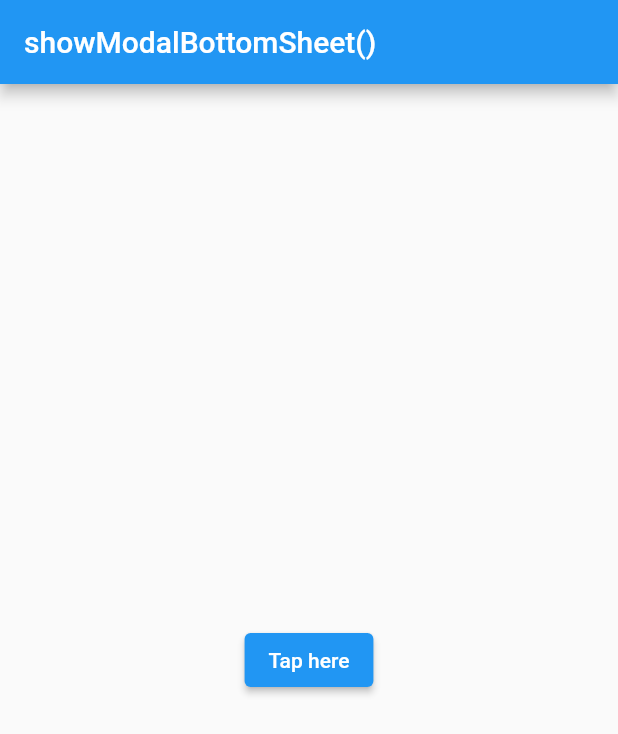
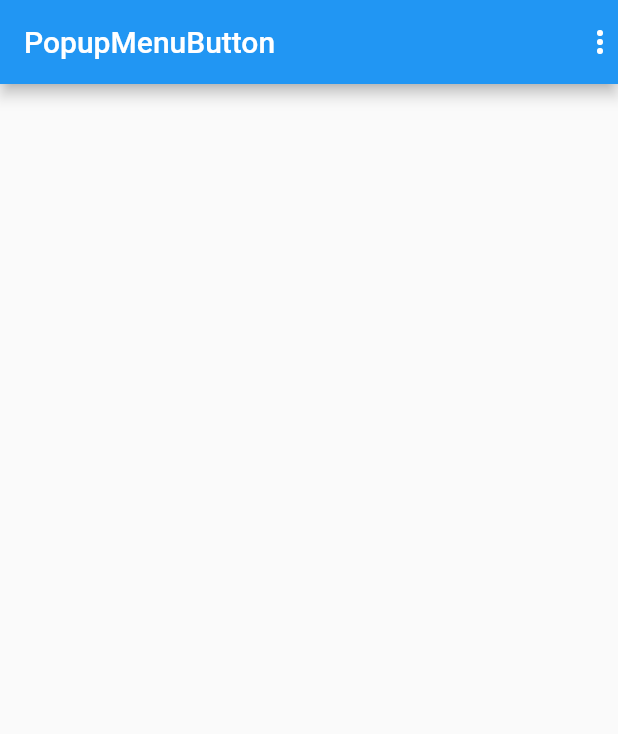
Before and after one commit to partho-debnath/flutter, a Flutter app: the screen it shows after launch, on a phone screen of 412 x 824 dp. Shown: the top 734 px of the screen. Run offline on Flutter 3.47's test engine with Material 2 defaults, Android fonts, the phone set to English and light mode, and no system bars.

Commit message:
add PopupMenuButton

```diff
--- a/lib/main.dart
+++ b/lib/main.dart
@@ -1,6 +1,6 @@
 import 'package:flutter/material.dart';
 
-import './screens/home_screen.dart';
+import './widgets/popupmenubutton.dart';
 
 void main() {
   runApp(const MyApp());
@@ -14,7 +14,7 @@ class MyApp extends StatelessWidget {
     return const MaterialApp(
       debugShowCheckedModeBanner: false,
       title: 'Widgets',
-      home: HomeScreen(),
+      home: MyPopUpMenuButton(),
     );
   }
 }
--- /dev/null
+++ b/lib/widgets/popupmenubutton.dart
@@ -0,0 +1,65 @@
+import 'package:flutter/material.dart';
+
+enum MENUOPTIONS { profile, settings, logout }
+
+class MyPopUpMenuButton extends StatefulWidget {
+  const MyPopUpMenuButton({super.key});
+
+  @override
+  State<MyPopUpMenuButton> createState() => _MyPopUpMenuButtonState();
+}
+
+class _MyPopUpMenuButtonState extends State<MyPopUpMenuButton> {
+  MENUOPTIONS selectedOption = MENUOPTIONS.profile;
+
+  @override
+  Widget build(BuildContext context) {
+    return Scaffold(
+      appBar: AppBar(
+        title: const Text('PopupMenuButton'),
+        actions: <Widget>[
+          PopupMenuButton<MENUOPTIONS>(
+            itemBuilder: (cntxt) {
+              return [
+                PopupMenuItem<MENUOPTIONS>(
+                  value: MENUOPTIONS.profile,
+                  enabled: MENUOPTIONS.profile != selectedOption,
+                  child: const Text('Profile'),
+                ),
+                PopupMenuItem<MENUOPTIONS>(
+                  value: MENUOPTIONS.settings,
+                  enabled: MENUOPTIONS.settings != selectedOption,
+                  child: const Text('Settings'),
+                ),
+                PopupMenuItem<MENUOPTIONS>(
+                  value: MENUOPTIONS.logout,
+                  enabled: MENUOPTIONS.logout != selectedOption,
+                  child: const Text('Logout'),
+                ),
+              ];
+            },
+            elevation: 8,
+            tooltip: 'Popup Menu',
+            onSelected: (MENUOPTIONS selectedValue) {
+              switch (selectedValue) {
+                case MENUOPTIONS.profile:
+                  print('Profile');
+                  break;
+                case MENUOPTIONS.settings:
+                  print('Settings');
+                  break;
+                case MENUOPTIONS.logout:
+                  print('Logout');
+              }
+              selectedOption = selectedValue;
+              if (mounted == true) {
+                setState(() {});
+              }
+            },
+            child: const Icon(Icons.more_vert),
+          ),
+        ],
+      ),
+    );
+  }
+}
```
Also changed, not shown: 1 other file.
